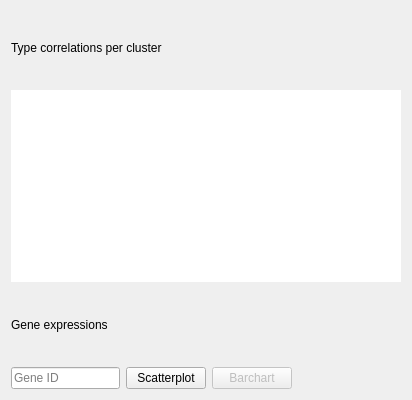
KaikiasVind/CellBadger, file TabWidget.ui: the form before one commit.
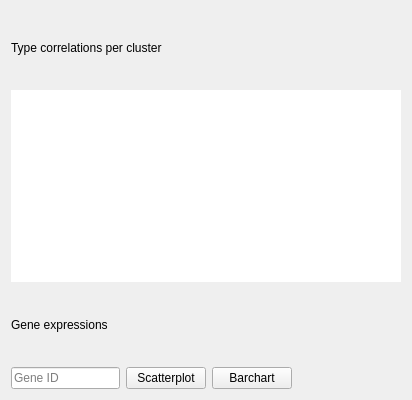
The form after the commit.

Patch:
```diff
--- a/TabWidget.ui
+++ b/TabWidget.ui
@@ -124,7 +124,7 @@
      <item>
       <widget class="QPushButton" name="pushButtonBarChart">
        <property name="enabled">
-        <bool>false</bool>
+        <bool>true</bool>
        </property>
        <property name="text">
         <string>Barchart</string>
```
